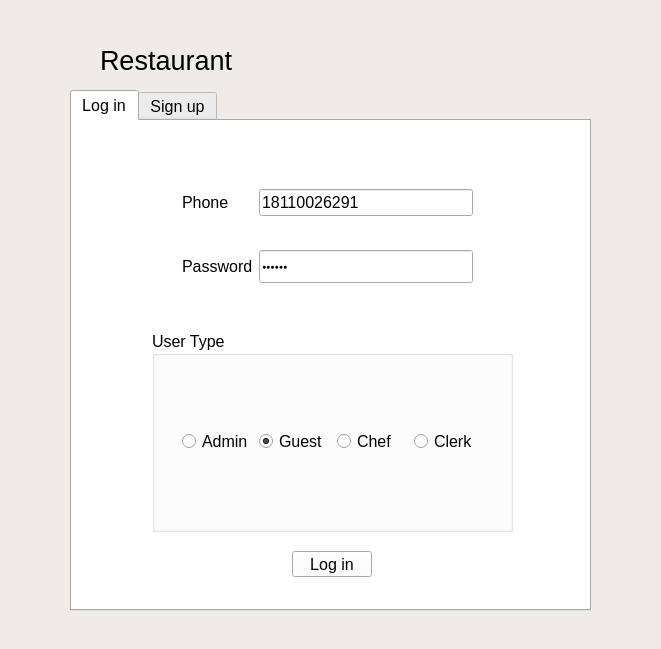
Before: the Qt Designer form logindlg.ui in zrd96/restaurant, drawn with Qt 5.
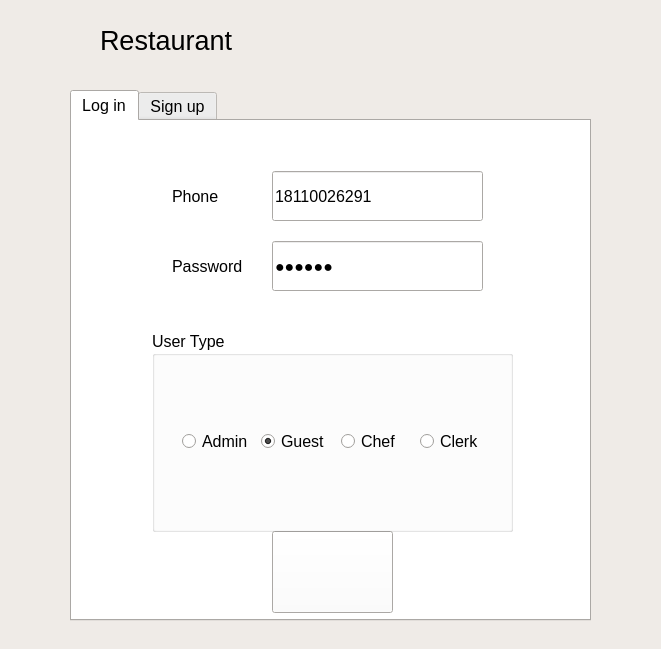
After: the same form once the commit is applied. Icons and pictures are not drawn.

The edit to the form file:
```diff
--- a/logindlg.ui
+++ b/logindlg.ui
@@ -137,7 +137,7 @@
      <x>70</x>
      <y>90</y>
      <width>521</width>
-     <height>521</height>
+     <height>531</height>
     </rect>
    </property>
    <property name="font">
@@ -152,80 +152,27 @@
     <attribute name="title">
      <string>Log in</string>
     </attribute>
-    <widget class="QWidget" name="gridLayoutWidget_2">
-     <property name="geometry">
-      <rect>
-       <x>110</x>
-       <y>40</y>
-       <width>291</width>
-       <height>151</height>
-      </rect>
-     </property>
-     <layout class="QGridLayout" name="gridLayout_2">
-      <item row="0" column="0">
-       <widget class="QLabel" name="label">
-        <property name="text">
-         <string>Phone</string>
-        </property>
-       </widget>
-      </item>
-      <item row="1" column="0">
-       <widget class="QLabel" name="label_2">
-        <property name="text">
-         <string>Password</string>
-        </property>
-       </widget>
-      </item>
-      <item row="0" column="1">
-       <widget class="QLineEdit" name="lineEditPhoneLogin">
-        <property name="text">
-         <string>18110026291</string>
-        </property>
-       </widget>
-      </item>
-      <item row="1" column="1">
-       <widget class="QLineEdit" name="lineEditPasswordLogin">
-        <property name="sizePolicy">
-         <sizepolicy hsizetype="Expanding" vsizetype="Maximum">
-          <horstretch>0</horstretch>
-          <verstretch>0</verstretch>
-         </sizepolicy>
-        </property>
-        <property name="maximumSize">
-         <size>
-          <width>16777215</width>
-          <height>33</height>
-         </size>
-        </property>
-        <property name="font">
-         <font>
-          <pointsize>5</pointsize>
-         </font>
-        </property>
-        <property name="text">
-         <string>111111</string>
-        </property>
-        <property name="echoMode">
-         <enum>QLineEdit::Password</enum>
-        </property>
-        <property name="placeholderText">
-         <string/>
-        </property>
-       </widget>
-      </item>
-     </layout>
-    </widget>
     <widget class="QPushButton" name="loginButton">
      <property name="geometry">
       <rect>
-       <x>220</x>
-       <y>430</y>
-       <width>80</width>
-       <height>26</height>
+       <x>200</x>
+       <y>410</y>
+       <width>121</width>
+       <height>82</height>
       </rect>
      </property>
      <property name="text">
-      <string>Log in</string>
+      <string/>
+     </property>
+     <property name="icon">
+      <iconset resource="res.qrc">
+       <normaloff>:/res/img/img/log-in.png</normaloff>:/res/img/img/log-in.png</iconset>
+     </property>
+     <property name="iconSize">
+      <size>
+       <width>50</width>
+       <height>50</height>
+      </size>
      </property>
     </widget>
     <widget class="QGroupBox" name="groupBoxLogin">
@@ -245,7 +192,7 @@
        <rect>
         <x>30</x>
         <y>70</y>
-        <width>303</width>
+        <width>311</width>
         <height>81</height>
        </rect>
       </property>
@@ -287,6 +234,109 @@
       </layout>
      </widget>
     </widget>
+    <widget class="QLabel" name="label_2">
+     <property name="geometry">
+      <rect>
+       <x>100</x>
+       <y>120</y>
+       <width>72</width>
+       <height>50</height>
+      </rect>
+     </property>
+     <property name="font">
+      <font>
+       <pointsize>12</pointsize>
+      </font>
+     </property>
+     <property name="text">
+      <string>Password</string>
+     </property>
+    </widget>
+    <widget class="QLabel" name="label">
+     <property name="geometry">
+      <rect>
+       <x>100</x>
+       <y>50</y>
+       <width>72</width>
+       <height>50</height>
+      </rect>
+     </property>
+     <property name="font">
+      <font>
+       <pointsize>12</pointsize>
+      </font>
+     </property>
+     <property name="text">
+      <string>Phone</string>
+     </property>
+    </widget>
+    <widget class="QLineEdit" name="lineEditPhoneLogin">
+     <property name="geometry">
+      <rect>
+       <x>200</x>
+       <y>50</y>
+       <width>211</width>
+       <height>50</height>
+      </rect>
+     </property>
+     <property name="sizePolicy">
+      <sizepolicy hsizetype="Expanding" vsizetype="Minimum">
+       <horstretch>0</horstretch>
+       <verstretch>0</verstretch>
+      </sizepolicy>
+     </property>
+     <property name="minimumSize">
+      <size>
+       <width>0</width>
+       <height>20</height>
+      </size>
+     </property>
+     <property name="text">
+      <string>18110026291</string>
+     </property>
+    </widget>
+    <widget class="QLineEdit" name="lineEditPasswordLogin">
+     <property name="geometry">
+      <rect>
+       <x>200</x>
+       <y>120</y>
+       <width>211</width>
+       <height>50</height>
+      </rect>
+     </property>
+     <property name="sizePolicy">
+      <sizepolicy hsizetype="Expanding" vsizetype="Preferred">
+       <horstretch>0</horstretch>
+       <verstretch>20</verstretch>
+      </sizepolicy>
+     </property>
+     <property name="minimumSize">
+      <size>
+       <width>0</width>
+       <height>50</height>
+      </size>
+     </property>
+     <property name="maximumSize">
+      <size>
+       <width>16777215</width>
+       <height>33</height>
+      </size>
+     </property>
+     <property name="font">
+      <font>
+       <pointsize>12</pointsize>
+      </font>
+     </property>
+     <property name="text">
+      <string>111111</string>
+     </property>
+     <property name="echoMode">
+      <enum>QLineEdit::Password</enum>
+     </property>
+     <property name="placeholderText">
+      <string/>
+     </property>
+    </widget>
    </widget>
    <widget class="QWidget" name="signUp">
     <attribute name="title">
@@ -450,7 +500,7 @@
    <property name="geometry">
     <rect>
      <x>100</x>
-     <y>40</y>
+     <y>20</y>
      <width>451</width>
      <height>41</height>
     </rect>
```
Left out of the diff: 56 changed lines with no effect on the pictures.
